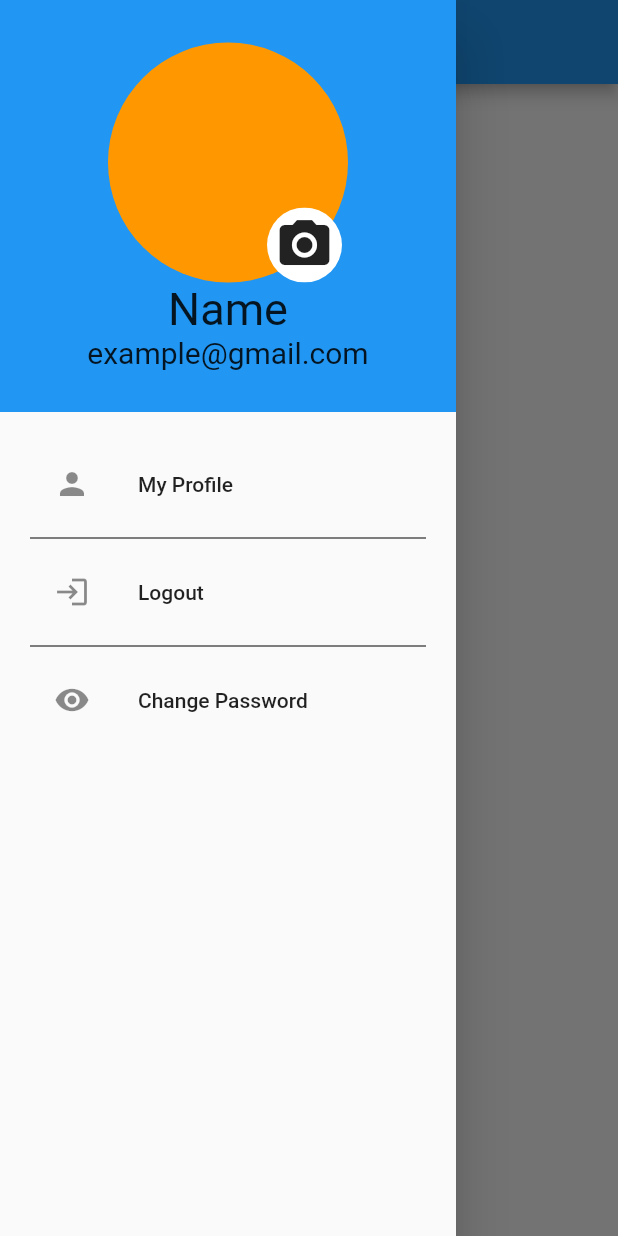
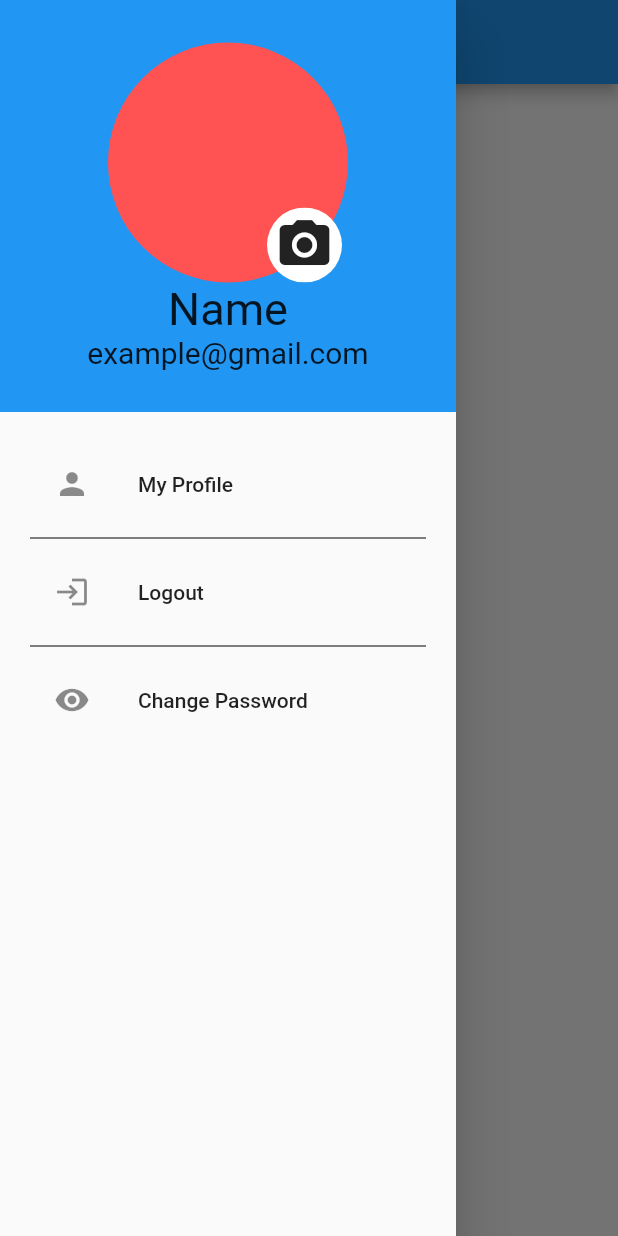
Before and after one commit to Muhammad-Arbad/fyp, a Flutter app: the screen it shows after launch, with the side drawer open, on a phone screen of 412 x 824 dp. Run offline on Flutter 3.47's test engine with Material 2 defaults, Android fonts, the phone set to English and light mode, and no system bars; our stand-ins replace image_picker, smooth_page_indicator.

Commit message:
color change

```diff
--- a/lib/profile.dart
+++ b/lib/profile.dart
@@ -51,7 +51,7 @@ class _myProfileState extends State<myProfile> {
                     ))
                   : CircleAvatar(
                       radius: 80,
-                      backgroundColor: Colors.orange,
+                      backgroundColor: Colors.redAccent,
                     ),
               Positioned(
                   bottom: 0,
```
